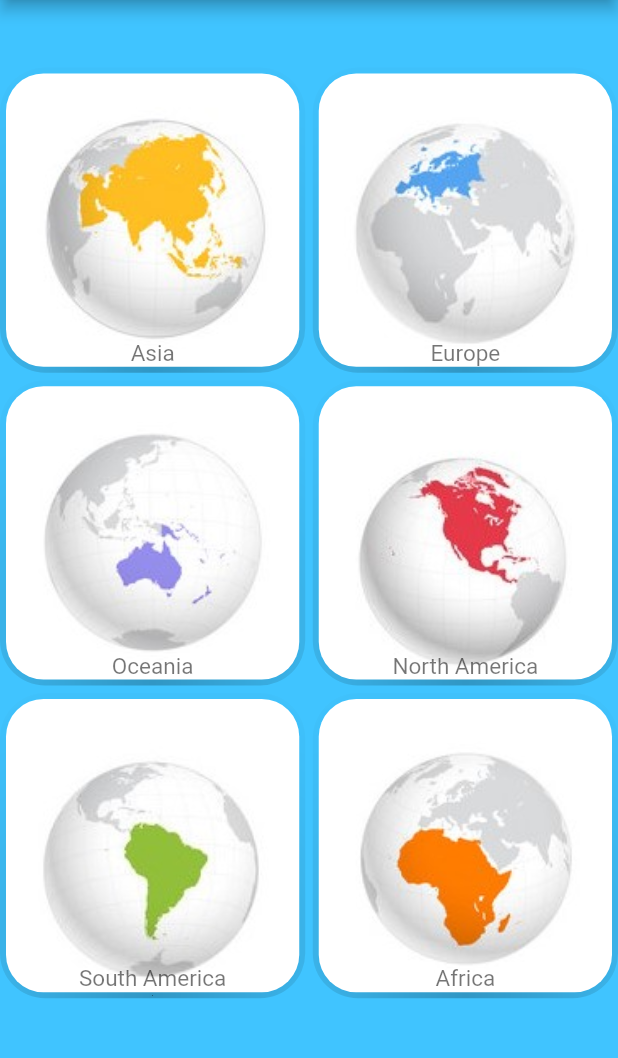
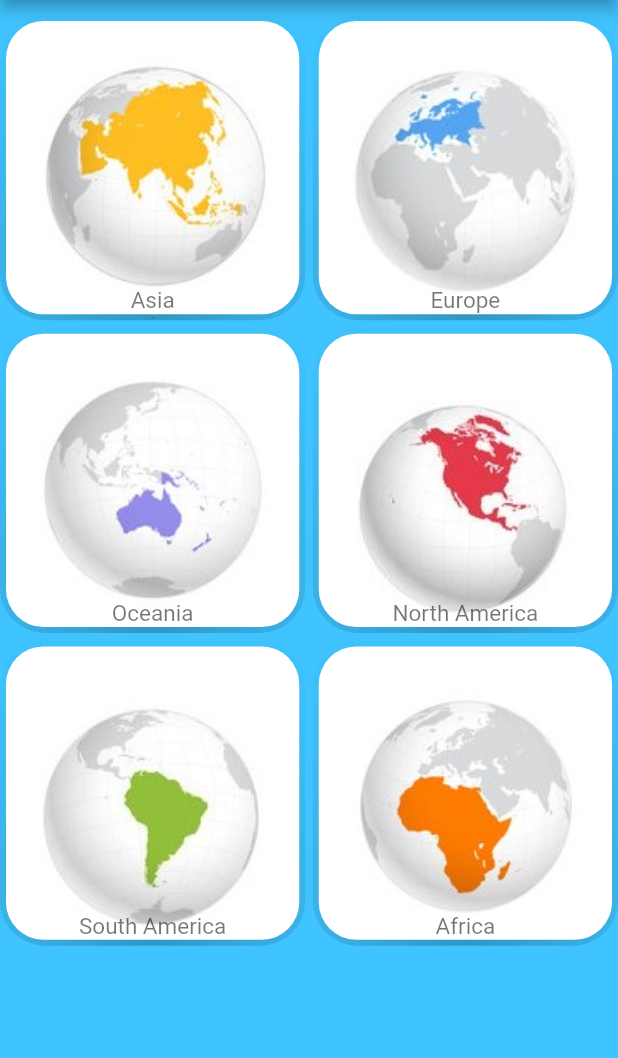
Before and after one commit to mohammadkarbalaee/weather-forcast-app, a Flutter app: the screen it shows after launch, on a phone screen of 412 x 824 dp, the part 84-1142 px from its top. Run offline on Flutter 3.47's test engine with Material 2 defaults, Android fonts, the phone set to English and light mode, and no system bars.

Commit message:
fixed something

```diff
--- a/lib/continents.dart
+++ b/lib/continents.dart
@@ -443,11 +443,9 @@ class ContinentsPage extends StatelessWidget {
         ],
         primary: true,
       ),
-      body: Container(
-        color: Colors.lightBlueAccent,
-        child: Center(
+      body: Center(
         child: Padding(
-            padding: const EdgeInsets.only(top: 45),
+          padding: const EdgeInsets.only(top: 10),
           child: GridView.count(
             crossAxisSpacing: 5,
             mainAxisSpacing: 5,
@@ -484,7 +482,6 @@ class ContinentsPage extends StatelessWidget {
                   'Africa'
               ),
             ],
-            ),
           ),
         ),
       ),
```
Lines whose indentation alone changed are shown as unchanged.
